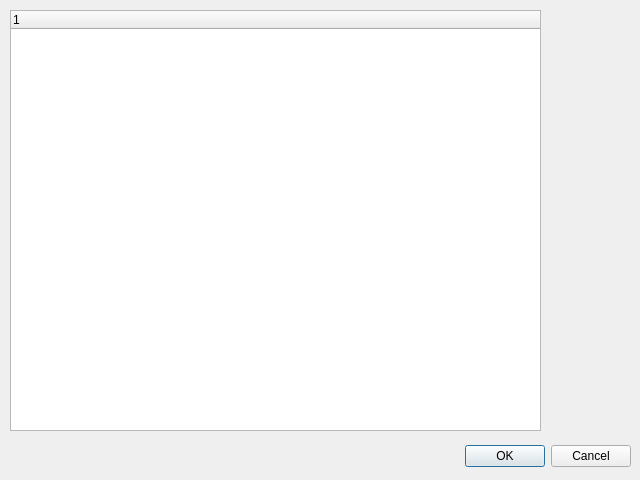
First picture: the form in src/core/lib/PluginManager/PluginDialog.ui, repository OpenSpeedShop/gui, before the edit.
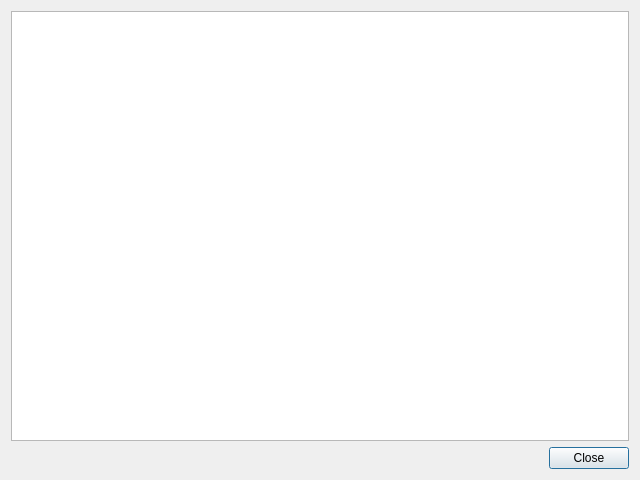
Second picture: the form after the edit.

Commit message: Added Core resource file with some placeholder icons; added functionality to PluginDialog; added initialize functions to library items, instead of doing it in the constructor (which can cause circular creations with the design patterns were using)

```diff
--- a/src/core/lib/PluginManager/PluginDialog.ui
+++ b/src/core/lib/PluginManager/PluginDialog.ui
@@ -13,37 +13,30 @@
   <property name="windowTitle">
    <string>Dialog</string>
   </property>
-  <widget class="QDialogButtonBox" name="buttonBox">
-   <property name="geometry">
-    <rect>
-     <x>10</x>
-     <y>440</y>
-     <width>621</width>
-     <height>32</height>
-    </rect>
-   </property>
-   <property name="orientation">
-    <enum>Qt::Horizontal</enum>
-   </property>
-   <property name="standardButtons">
-    <set>QDialogButtonBox::Cancel|QDialogButtonBox::Ok</set>
-   </property>
-  </widget>
+  <layout class="QGridLayout" name="gridLayout">
+   <item row="0" column="0">
   <widget class="QTreeWidget" name="treeWidget">
-   <property name="geometry">
-    <rect>
-     <x>10</x>
-     <y>10</y>
-     <width>531</width>
-     <height>421</height>
-    </rect>
-   </property>
+     <attribute name="headerVisible">
+      <bool>false</bool>
+     </attribute>
    <column>
     <property name="text">
      <string notr="true">1</string>
     </property>
    </column>
   </widget>
+   </item>
+   <item row="1" column="0">
+    <widget class="QDialogButtonBox" name="buttonBox">
+     <property name="orientation">
+      <enum>Qt::Horizontal</enum>
+     </property>
+     <property name="standardButtons">
+      <set>QDialogButtonBox::Close</set>
+     </property>
+    </widget>
+   </item>
+  </layout>
  </widget>
  <resources/>
  <connections>
```
Left out of the diff: 2 changed lines with no effect on the pictures. Lines whose indentation alone changed are shown as unchanged. The commit also changes 22 other files.
